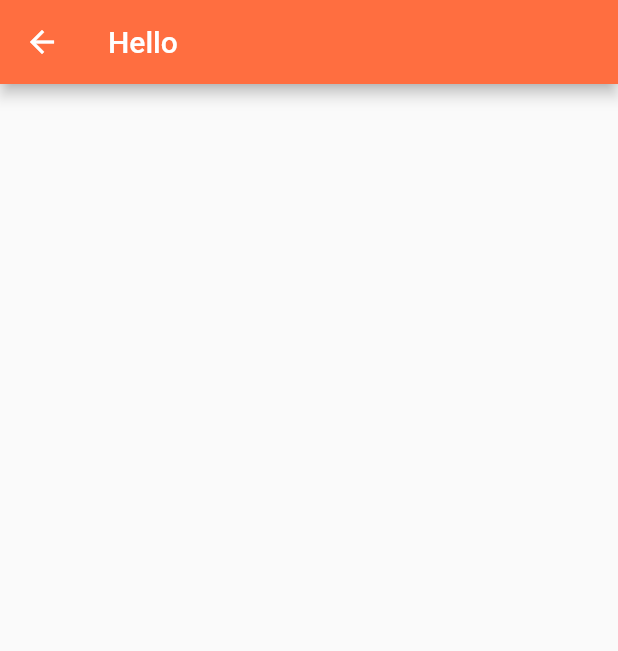
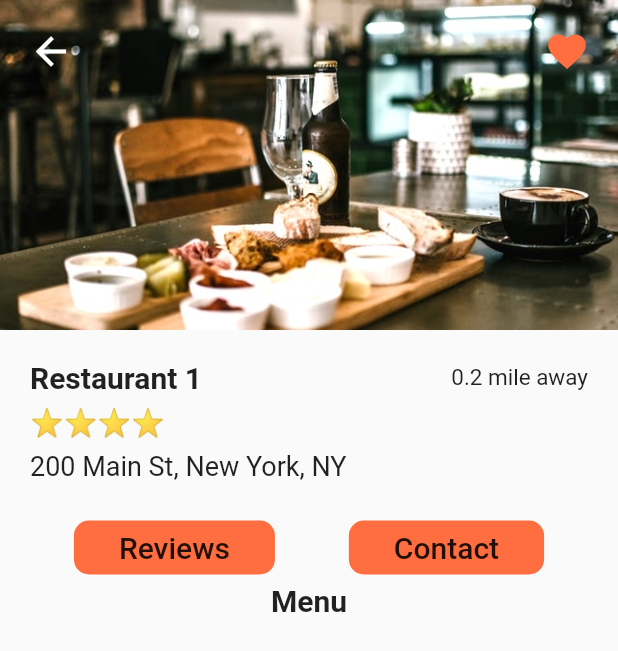
Before and after one commit to diptokumar/food_app, a Flutter app: the screen it shows after launch, after a tap on "Restaurant 1", on a phone screen of 412 x 824 dp. Shown: the top 651 px of the screen. Run offline on Flutter 3.47's test engine with Material 2 defaults, Android fonts, the phone set to English and light mode, and no system bars.

Commit message:
store page updated till menu

```diff
--- a/lib/screens/homescreen.dart
+++ b/lib/screens/homescreen.dart
@@ -16,8 +16,12 @@ class _HomeScreenState extends State<HomeScreen> {
     restaurants.forEach((Restaurant restaurant) {
       restaurentsList.add(
         GestureDetector(
-          onTap: () => Navigator.push(context, MaterialPageRoute(builder: (_)=> RestaurentScreen(restaurant: restaurant),),),
-
+          onTap: () => Navigator.push(
+            context,
+            MaterialPageRoute(
+              builder: (_) => RestaurentScreen(restaurant: restaurant),
+            ),
+          ),
           child: Container(
             margin: EdgeInsets.symmetric(horizontal: 20, vertical: 10.0),
             decoration: BoxDecoration(
@@ -32,11 +36,14 @@ class _HomeScreenState extends State<HomeScreen> {
               children: [
                 ClipRRect(
                   borderRadius: BorderRadius.circular(15.0),
-                  child: Image(
-                    image: AssetImage(restaurant.imageUrl),
-                    height: 150.0,
-                    width: 150.0,
-                    fit: BoxFit.cover,
+                  child: Hero(
+                    tag: restaurant.imageUrl,
+                    child: Image(
+                      image: AssetImage(restaurant.imageUrl),
+                      height: 150.0,
+                      width: 150.0,
+                      fit: BoxFit.cover,
+                    ),
                   ),
                 ),
                 Container(
@@ -57,7 +64,6 @@ class _HomeScreenState extends State<HomeScreen> {
                         height: 4.0,
                       ),
                       RatingStars(restaurant.rating),
-
                       SizedBox(
                         height: 6.0,
                       ),
--- a/lib/screens/restaurantpage.dart
+++ b/lib/screens/restaurantpage.dart
@@ -1,14 +1,133 @@
 import 'package:flutter/material.dart';
 import 'package:food_app/models/restaurant.dart';
-class RestaurentScreen extends StatelessWidget {
+import 'package:food_app/widgets/ratingstarts.dart';
+
+class RestaurentScreen extends StatefulWidget {
   final Restaurant restaurant;
-  RestaurentScreen({
-    this.restaurant
-});
+  RestaurentScreen({this.restaurant});
+
+  @override
+  _RestaurentScreenState createState() => _RestaurentScreenState();
+}
+
+class _RestaurentScreenState extends State<RestaurentScreen> {
   @override
   Widget build(BuildContext context) {
     return Scaffold(
-      appBar: AppBar(title: Text('Hello'),),
+      body: Column(
+        children: [
+          Stack(
+            children: [
+              Hero(
+                tag: widget.restaurant.imageUrl,
+                child: Image(
+                  image: AssetImage(widget.restaurant.imageUrl),
+                  height: 220,
+                  width: MediaQuery.of(context).size.width,
+                  fit: BoxFit.cover,
+                ),
+              ),
+              Padding(
+                padding: const EdgeInsets.all(10.0),
+                child: Row(
+                  mainAxisAlignment: MainAxisAlignment.spaceBetween,
+                  children: [
+                    IconButton(
+                      icon: Icon(Icons.arrow_back),
+                      color: Colors.white,
+                      iconSize: 30,
+                      onPressed: () {
+                        Navigator.pop(context);
+                      },
+                    ),
+                    IconButton(
+                      icon: Icon(Icons.favorite),
+                      color: Theme.of(context).primaryColor,
+                      iconSize: 30,
+                      onPressed: () {
+                        Navigator.pop(context);
+                      },
+                    ),
+                  ],
+                ),
+              ),
+            ],
+          ),
+          Padding(
+            padding: const EdgeInsets.all(20.0),
+            child: Column(
+              crossAxisAlignment: CrossAxisAlignment.start,
+              children: [
+                Row(
+                  mainAxisAlignment: MainAxisAlignment.spaceBetween,
+                  children: [
+                    Text(
+                      widget.restaurant.name,
+                      style: TextStyle(
+                          fontSize: 20,
+                          fontWeight: FontWeight.bold,
+                          color: Colors.black87),
+                    ),
+                    Text(
+                      '0.2 mile away',
+                      style: TextStyle(fontSize: 15, color: Colors.black87),
+                    ),
+                  ],
+                ),
+                SizedBox(
+                  height: 8,
+                ),
+                RatingStars(widget.restaurant.rating),
+                SizedBox(
+                  height: 8,
+                ),
+                Text(
+                  widget.restaurant.address,
+                  style: TextStyle(fontSize: 18),
+                ),
+              ],
+            ),
+          ),
+          Row(
+            mainAxisAlignment: MainAxisAlignment.spaceEvenly,
+            children: [
+              FlatButton(
+                onPressed: () {},
+                color: Theme.of(context).primaryColor,
+                shape: RoundedRectangleBorder(
+                  borderRadius: BorderRadius.circular(10.0),
+                ),
+                padding: EdgeInsets.symmetric(horizontal: 30),
+                child: Text(
+                  'Reviews',
+                  style: TextStyle(fontSize: 20),
+                ),
+              ),
+              FlatButton(
+                onPressed: () {},
+                color: Theme.of(context).primaryColor,
+                shape: RoundedRectangleBorder(
+                  borderRadius: BorderRadius.circular(10.0),
+                ),
+                padding: EdgeInsets.symmetric(horizontal: 30),
+                child: Text(
+                  'Contact',
+                  style: TextStyle(fontSize: 20),
+                ),
+              ),
+            ],
+          ),
+          Text(
+            'Menu',
+            style: TextStyle(
+                color: Colors.black87,
+                fontWeight: FontWeight.bold,
+                fontSize: 20),
+          ),
+          SizedBox(height: 10,),
+
+        ],
+      ),
     );
   }
 }
```
Also changed, not shown: lib/widgets/recentorder.dart (+4 -3 lines).
